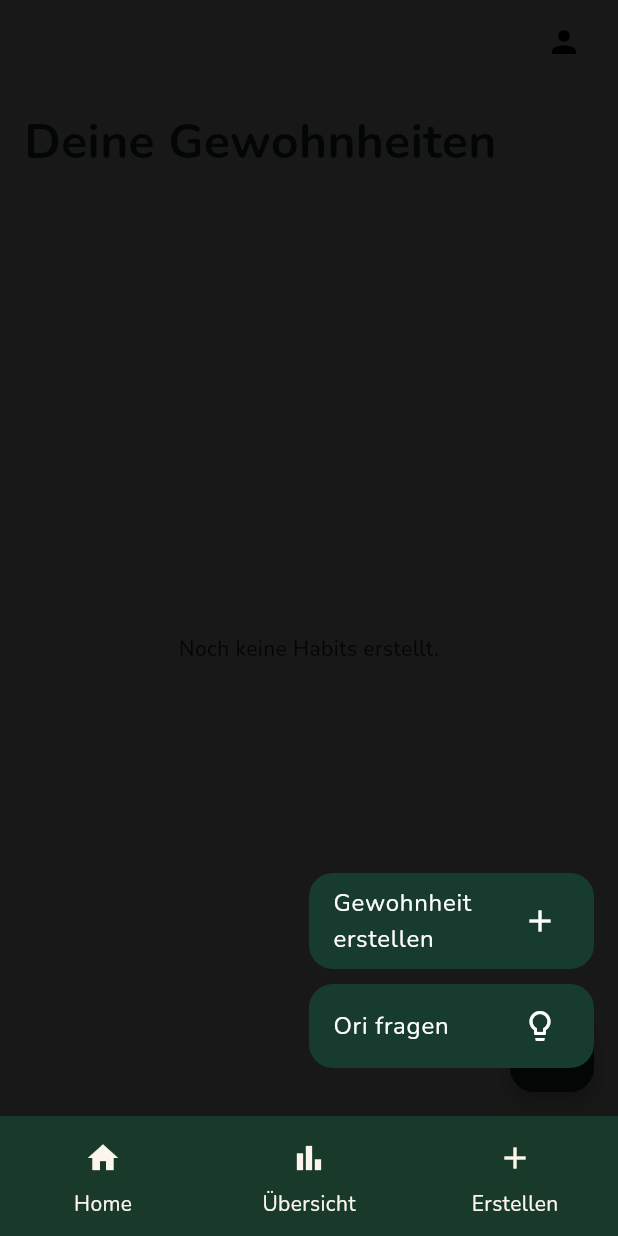
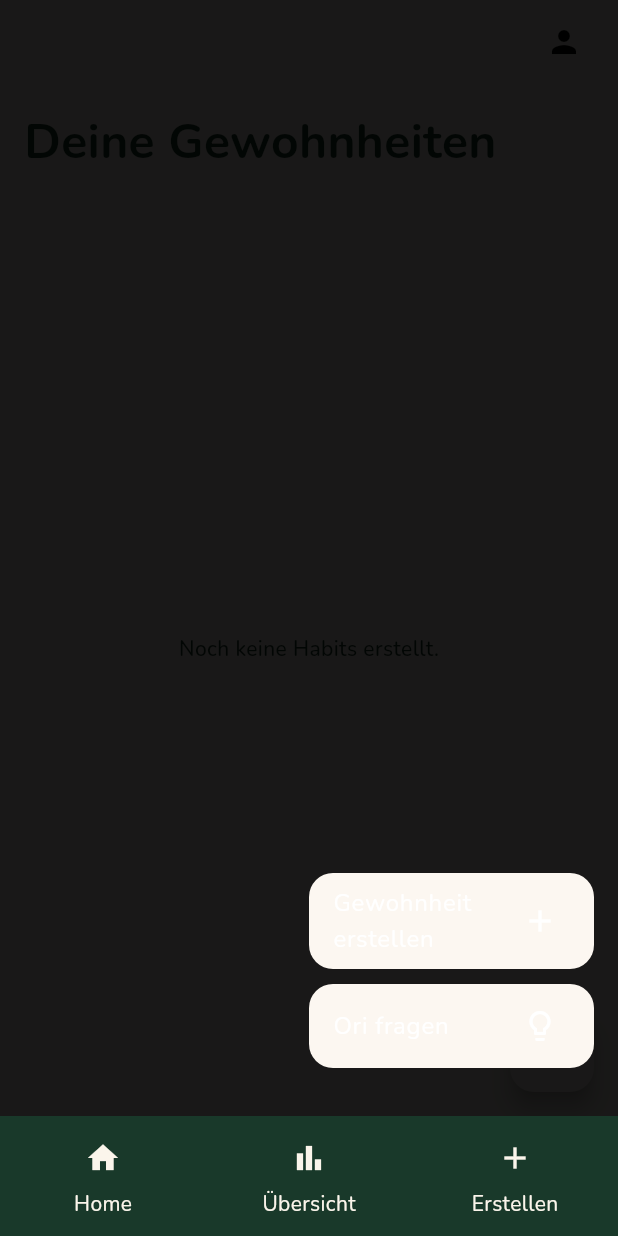
Before and after one commit to batooch/HabitO, a Flutter app: the Intro screen opened by its route, after a tap on "Los geht’s!", after a tap on the "add" icon, on a phone screen of 412 x 824 dp. Run offline on Flutter 3.47's test engine with Material 3 defaults, Android fonts, the phone set to English and light mode, and no system bars; our stand-ins replace cloud_firestore, firebase_auth, firebase_core, flutter_bloc, get, go_router and 2 more; accounts and stored records are empty.

Commit message:
Konstanten erweitert und angewendet

```diff
--- a/lib/constants/app_texts.dart
+++ b/lib/constants/app_texts.dart
@@ -66,6 +66,7 @@ class AppTexts {
   static const createMidday = 'Mittags';
   static const createEvening = 'Abends';
   static const createButton = 'Erstellen';
+  static const String habitCreated = 'Habit erfolgreich erstellt.';
 
   static const oriTitle = 'Ori';
   static const oriWelcomeMessage =
@@ -74,4 +75,5 @@ class AppTexts {
       'Hier findest du Vorschläge für neue Gewohnheiten.';
   static const oriNoSuggestionsFound = 'Keine Vorschläge gefunden.';
   static const oriLoadingSuggestions = 'Lade Vorschläge…';
+  static const oriAsk = 'Ori fragen';
 }
--- a/lib/views/intro.dart
+++ b/lib/views/intro.dart
@@ -1,5 +1,7 @@
 import 'package:flutter/material.dart';
 import 'package:go_router/go_router.dart';
+import 'package:habito/constants/app_colors.dart';
+import 'package:habito/constants/app_texts.dart';
 
 class Intro extends StatelessWidget {
   const Intro({super.key});
@@ -7,7 +9,7 @@ class Intro extends StatelessWidget {
   @override
   Widget build(BuildContext context) {
     return Scaffold(
-      backgroundColor: const Color(0xFFFDF6ED),
+      backgroundColor: AppColors.backgroundSoft,
       body: SafeArea(
         child: Padding(
           padding: const EdgeInsets.all(24.0),
@@ -18,20 +20,18 @@ class Intro extends StatelessWidget {
                 Image.asset('assets/images/LogoHabitO.jpeg', height: 120),
                 const SizedBox(height: 40),
                 const Text(
-                  'Willkommen bei\nHabit-O.',
+                  AppTexts.introHeadline,
                   style: TextStyle(
                     fontSize: 28,
                     fontWeight: FontWeight.bold,
-                    color: Color(0xFF173B2F),
+                    color: AppColors.background,
                   ),
                   textAlign: TextAlign.center,
                 ),
                 const SizedBox(height: 24),
                 const Text(
-                  'Hier kannst du\ndeine Ziele erreichen\nin dem du Gewohnheiten anlegst.\n\n'
-                  'Du hast ein Ziel, aber weißt nicht,\nwo du anfangen sollst?\n\n'
-                  'Kein Problem. Ori, dein\npersönlicher KI-Assistent\nunterstützt dich gerne dabei.',
-                  style: TextStyle(fontSize: 16, color: Color(0xFF173B2F)),
+                  AppTexts.introParagraph,
+                  style: TextStyle(fontSize: 16, color: AppColors.background),
                   textAlign: TextAlign.center,
                 ),
                 const SizedBox(height: 60),
@@ -40,7 +40,7 @@ class Intro extends StatelessWidget {
                     context.goNamed('home');
                   },
                   style: ElevatedButton.styleFrom(
-                    backgroundColor: const Color(0xFF173B2F),
+                    backgroundColor: AppColors.background,
                     padding: const EdgeInsets.symmetric(
                       horizontal: 40,
                       vertical: 14,
@@ -49,11 +49,11 @@ class Intro extends StatelessWidget {
                       borderRadius: BorderRadius.circular(14),
                     ),
                     elevation: 6,
-                    shadowColor: Colors.black26,
+                    shadowColor: AppColors.black,
                   ),
                   child: const Text(
-                    'Los geht’s!',
-                    style: TextStyle(color: Colors.white, fontSize: 16),
+                    AppTexts.introButton,
+                    style: TextStyle(color: AppColors.white, fontSize: 16),
                   ),
                 ),
                 const SizedBox(height: 40),
--- a/lib/widgets/custom_fab.dart
+++ b/lib/widgets/custom_fab.dart
@@ -1,5 +1,7 @@
 import 'package:flutter/material.dart';
 import 'package:go_router/go_router.dart';
+import 'package:habito/constants/app_colors.dart';
+import 'package:habito/constants/app_texts.dart';
 
 class CustomFAB extends StatelessWidget {
   const CustomFAB({super.key});
@@ -7,8 +9,8 @@ class CustomFAB extends StatelessWidget {
   @override
   Widget build(BuildContext context) {
     return FloatingActionButton(
-      backgroundColor: const Color(0xFF123D2B),
-      child: const Icon(Icons.add, color: Colors.white),
+      backgroundColor: AppColors.background,
+      child: const Icon(Icons.add, color: AppColors.white),
       onPressed: () {
         showModalBottomSheet(
           context: context,
@@ -33,17 +35,17 @@ class CustomFAB extends StatelessWidget {
                       children: [
                         Container(
                           decoration: BoxDecoration(
-                            color: const Color(0xFF173B2F),
+                            color: AppColors.background,
                             borderRadius: BorderRadius.circular(16),
                           ),
                           child: ListTile(
                             title: const Text(
-                              'Gewohnheit erstellen',
-                              style: TextStyle(color: Colors.white),
+                              AppTexts.createHabitHint,
+                              style: TextStyle(color: AppColors.white),
                             ),
                             trailing: const Icon(
                               Icons.add,
-                              color: Colors.white,
+                              color: AppColors.white,
                             ),
                             onTap: () {
                               context.goNamed('create');
@@ -53,17 +55,17 @@ class CustomFAB extends StatelessWidget {
                         const SizedBox(height: 10),
                         Container(
                           decoration: BoxDecoration(
-                            color: const Color(0xFF173B2F),
+                            color: (AppColors.background),
                             borderRadius: BorderRadius.circular(16),
                           ),
                           child: ListTile(
                             title: const Text(
-                              'Ori fragen',
-                              style: TextStyle(color: Colors.white),
+                              AppTexts.oriAsk,
+                              style: TextStyle(color: AppColors.white),
                             ),
                             trailing: const Icon(
                               Icons.lightbulb_outline,
-                              color: Colors.white,
+                              color: AppColors.white,
                             ),
                             onTap: () {
                               Navigator.of(context).pop();
```
Also changed, not shown: lib/views/create_habit.dart (+11 -7 lines), lib/widgets/time_option_chip.dart (+4 -3 lines).
